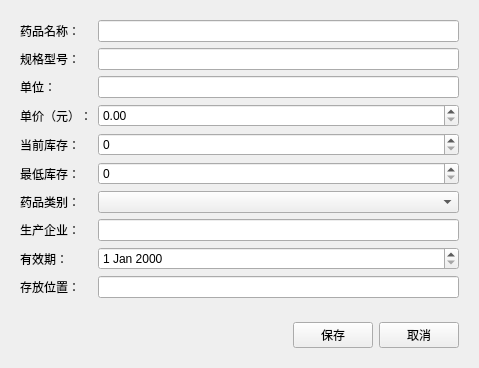
This is lab3/lab3/medicineeditview.ui in lwd101011/QtCourse as Qt 5 draws it before an edit. The edited form follows.
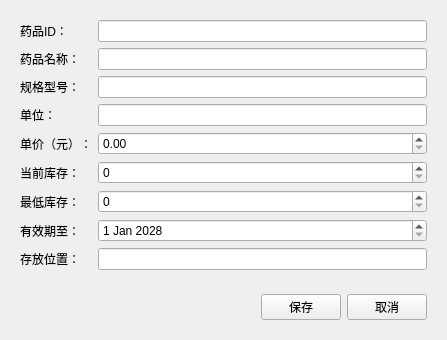
This is the edited form.

Commit message: 药品管理的查询、增加、编辑、删除操作

```diff
--- a/lab3/lab3/medicineeditview.ui
+++ b/lab3/lab3/medicineeditview.ui
@@ -6,8 +6,8 @@
    <rect>
     <x>0</x>
     <y>0</y>
-    <width>479</width>
-    <height>347</height>
+    <width>447</width>
+    <height>320</height>
    </rect>
   </property>
   <property name="windowTitle">
@@ -18,43 +18,53 @@
     <widget class="QWidget" name="widget" native="true">
      <layout class="QFormLayout" name="formLayout">
       <item row="0" column="0">
+       <widget class="QLabel" name="label_11">
+        <property name="text">
+         <string>药品ID：</string>
+        </property>
+       </widget>
+      </item>
+      <item row="0" column="1">
+       <widget class="QLineEdit" name="txtID"/>
+      </item>
+      <item row="1" column="0">
        <widget class="QLabel" name="label">
         <property name="text">
          <string>药品名称：</string>
         </property>
        </widget>
       </item>
-      <item row="0" column="1">
+      <item row="1" column="1">
        <widget class="QLineEdit" name="txtName"/>
       </item>
-      <item row="1" column="0">
+      <item row="2" column="0">
        <widget class="QLabel" name="label_2">
         <property name="text">
          <string>规格型号：</string>
         </property>
        </widget>
       </item>
-      <item row="1" column="1">
+      <item row="2" column="1">
        <widget class="QLineEdit" name="txtSpecification"/>
       </item>
-      <item row="2" column="0">
+      <item row="3" column="0">
        <widget class="QLabel" name="label_3">
         <property name="text">
          <string>单位：</string>
         </property>
        </widget>
       </item>
-      <item row="2" column="1">
+      <item row="3" column="1">
        <widget class="QLineEdit" name="txtUnit"/>
       </item>
-      <item row="3" column="0">
+      <item row="4" column="0">
        <widget class="QLabel" name="label_4">
         <property name="text">
          <string>单价（元）：</string>
         </property>
        </widget>
       </item>
-      <item row="3" column="1">
+      <item row="4" column="1">
        <widget class="QDoubleSpinBox" name="spnPrice">
         <property name="decimals">
          <number>2</number>
@@ -64,72 +74,60 @@
         </property>
        </widget>
       </item>
-      <item row="4" column="0">
+      <item row="5" column="0">
        <widget class="QLabel" name="label_5">
         <property name="text">
          <string>当前库存：</string>
         </property>
        </widget>
       </item>
-      <item row="4" column="1">
+      <item row="5" column="1">
        <widget class="QSpinBox" name="spnStock">
         <property name="maximum">
          <number>999999</number>
         </property>
        </widget>
       </item>
-      <item row="5" column="0">
+      <item row="6" column="0">
        <widget class="QLabel" name="label_6">
         <property name="text">
          <string>最低库存：</string>
         </property>
        </widget>
       </item>
-      <item row="5" column="1">
+      <item row="6" column="1">
        <widget class="QSpinBox" name="spnMinStock">
         <property name="maximum">
          <number>99999</number>
         </property>
        </widget>
       </item>
-      <item row="6" column="0">
-       <widget class="QLabel" name="label_7">
-        <property name="text">
-         <string>药品类别：</string>
-        </property>
-       </widget>
-      </item>
-      <item row="6" column="1">
-       <widget class="QComboBox" name="cmbCategory"/>
-      </item>
       <item row="7" column="0">
-       <widget class="QLabel" name="label_8">
+       <widget class="QLabel" name="label_9">
         <property name="text">
-         <string>生产企业：</string>
+         <string>有效期至：</string>
         </property>
        </widget>
       </item>
       <item row="7" column="1">
-       <widget class="QLineEdit" name="txtManufacturer"/>
+       <widget class="QDateEdit" name="dateExpiry">
+        <property name="date">
+         <date>
+          <year>2028</year>
+          <month>1</month>
+          <day>1</day>
+         </date>
+        </property>
+       </widget>
       </item>
       <item row="8" column="0">
-       <widget class="QLabel" name="label_9">
-        <property name="text">
-         <string>有效期：</string>
-        </property>
-       </widget>
-      </item>
-      <item row="8" column="1">
-       <widget class="QDateEdit" name="dateExpiry"/>
-      </item>
-      <item row="9" column="0">
        <widget class="QLabel" name="label_10">
         <property name="text">
          <string>存放位置：</string>
         </property>
        </widget>
       </item>
-      <item row="9" column="1">
+      <item row="8" column="1">
        <widget class="QLineEdit" name="txtStorage"/>
       </item>
      </layout>
```
The commit also changes 11 other files.
